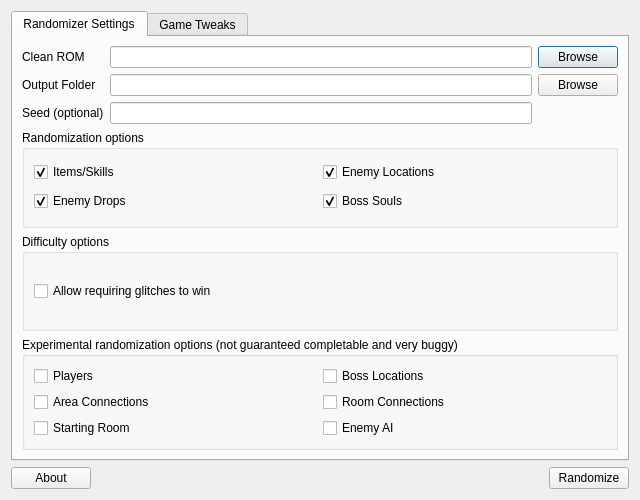
Qt form randomizer.ui (LagoLunatic/dsvrandom) before a commit.
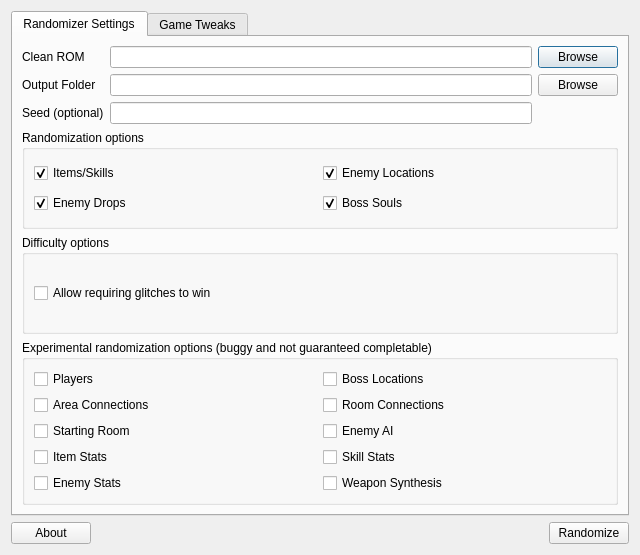
The same form after that commit. Icons and pictures are not drawn.

What changed in the file:
```diff
--- a/randomizer.ui
+++ b/randomizer.ui
@@ -7,7 +7,7 @@
     <x>0</x>
     <y>0</y>
     <width>640</width>
-    <height>500</height>
+    <height>555</height>
    </rect>
   </property>
   <property name="windowTitle">
@@ -167,7 +167,7 @@
        <item>
         <widget class="QGroupBox" name="groupBox_5">
          <property name="title">
-          <string>Experimental randomization options (not guaranteed completable and very buggy)</string>
+          <string>Experimental randomization options (buggy and not guaranteed completable)</string>
          </property>
          <layout class="QVBoxLayout" name="verticalLayout_3">
           <item>
@@ -242,6 +242,42 @@
             </item>
            </layout>
           </item>
+          <item>
+           <layout class="QHBoxLayout" name="horizontalLayout_11">
+            <item>
+             <widget class="QCheckBox" name="randomize_item_stats">
+              <property name="text">
+               <string>Item Stats</string>
+              </property>
+             </widget>
+            </item>
+            <item>
+             <widget class="QCheckBox" name="randomize_skill_stats">
+              <property name="text">
+               <string>Skill Stats</string>
+              </property>
+             </widget>
+            </item>
+           </layout>
+          </item>
+          <item>
+           <layout class="QHBoxLayout" name="horizontalLayout_12">
+            <item>
+             <widget class="QCheckBox" name="randomize_enemy_stats">
+              <property name="text">
+               <string>Enemy Stats</string>
+              </property>
+             </widget>
+            </item>
+            <item>
+             <widget class="QCheckBox" name="randomize_weapon_synths">
+              <property name="text">
+               <string>Weapon Synthesis</string>
+              </property>
+             </widget>
+            </item>
+           </layout>
+          </item>
          </layout>
          <zorder></zorder>
          <zorder></zorder>
```
Left out of the diff: 2 changed lines with no effect on the pictures.
